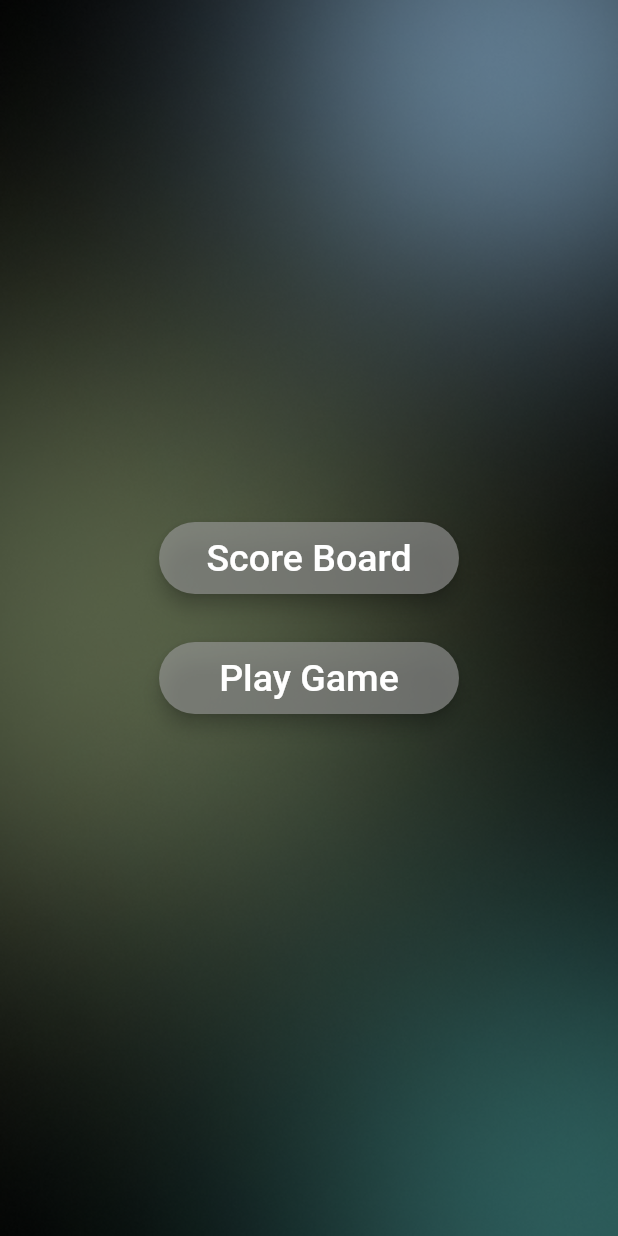
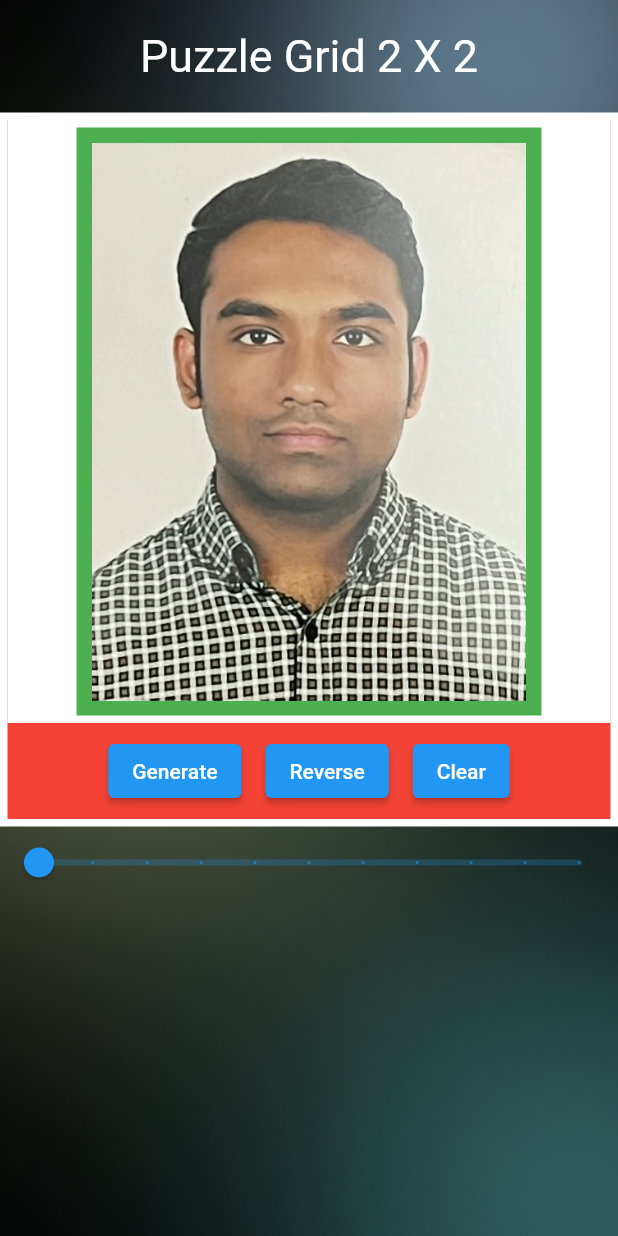
Before and after one commit to hossain101/fun_with_tribology, a Flutter app: the PuzzleMenu screen opened by its route, after a tap on "Play Game", on a phone screen of 412 x 824 dp. Run offline on Flutter 3.47's test engine with Material 2 defaults, Android fonts, the phone set to English and light mode, and no system bars; our stand-ins replace animated_text_kit, auto_size_text, cloud_firestore, firebase_auth, firebase_core, fluttertoast and 4 more; accounts and stored records are empty; Roboto replaces fonts that are missing (Acme).

Commit message:
after making some progress on the puzzle game

```diff
--- a/lib/main.dart
+++ b/lib/main.dart
@@ -10,6 +10,7 @@ import 'package:fun_with_tribology/screens/app/hangman/hangman_menu.dart';
 import 'package:fun_with_tribology/screens/app/hangman/hangman_scoreboard.dart';
 import 'package:fun_with_tribology/screens/app/general_screens/menu_screen.dart';
 import 'package:fun_with_tribology/screens/app/authentication/registration_screen.dart';
+import 'package:fun_with_tribology/screens/app/puzzle/puzzle_game.dart';
 import 'package:fun_with_tribology/screens/app/puzzle/puzzle_menu.dart';
 import 'package:fun_with_tribology/screens/app/puzzle/puzzle_scoreboard.dart';
 import 'package:fun_with_tribology/screens/app/general_screens/welcome_screen.dart';
@@ -31,7 +32,7 @@ class FunWithTribology extends StatelessWidget {
       theme: ThemeData(
         textTheme: GoogleFonts.acmeTextTheme(),
       ),
-      initialRoute: WelcomeScreen.id,
+      initialRoute: PuzzleMenu.id,
       routes: {
         WelcomeScreen.id: (context) => const WelcomeScreen(),
         RegistrationScreen.id: (context) => RegistrationScreen(),
@@ -46,6 +47,7 @@ class FunWithTribology extends StatelessWidget {
         AddPuzzleQuestion.id: (context) => AddPuzzleQuestion(),
         AddHangmanQuestion.id: (context) => AddHangmanQuestion(),
         HangmanGame.id: (context) => HangmanGame(),
+        PuzzleGame.id: (context) => PuzzleGame(),
       },
     );
   }
--- a/lib/screens/app/puzzle/puzzle_game.dart
+++ b/lib/screens/app/puzzle/puzzle_game.dart
@@ -0,0 +1,383 @@
+import 'dart:ui';
+import 'dart:typed_data';
+
+import 'package:flutter/material.dart';
+import 'package:flutter/rendering.dart';
+import 'package:fun_with_tribology/constants.dart';
+import 'package:get/get.dart';
+import 'package:image/image.dart' as image;
+import 'dart:async';
+
+// ignore_for_file: prefer_const_constructors
+
+class PuzzleGame extends StatefulWidget {
+  const PuzzleGame({Key? key}) : super(key: key);
+
+  static String id = 'puzzle_game';
+
+  @override
+  State<PuzzleGame> createState() => _PuzzleGameState();
+}
+
+class _PuzzleGameState extends State<PuzzleGame> {
+  //this is the default value for the slider
+  double valueSlider = 2;
+
+  GlobalKey<_SlidePuzzleWidgetState> globalKey = GlobalKey();
+
+  @override
+  Widget build(BuildContext context) {
+    double _border = 5;
+    return Scaffold(
+      body: SafeArea(
+        child: KScreenDecoration(
+          decorationChild: Container(
+            child: Column(
+              children: [
+                //here I will setup two rows 1 for puzzle and the other for slider
+
+                Container(
+                  margin: EdgeInsets.symmetric(vertical: 20.0),
+                  child: Text(
+                    'Puzzle Grid ${valueSlider.toInt()} X ${valueSlider.toInt()}',
+                    style: TextStyle(
+                      fontSize: 30.0,
+                      color: Colors.white,
+                    ),
+                  ),
+                ),
+                Container(
+                  decoration: BoxDecoration(
+                    border: Border.all(width: _border, color: Colors.white),
+                    color: Colors.red,
+                  ),
+                  child: LayoutBuilder(
+                    builder: (context, constraints) {
+                      return Container(
+                        width: constraints.biggest.width,
+                        // height: constraints.biggest.width,
+
+                        //here will be the puzzle widget
+                        child: SlidePuzzleWidget(
+                          key: globalKey,
+                          size: constraints.biggest,
+                          imageBackGround: Image(
+                            image: AssetImage('images/shoaib.png'),
+                          ),
+                          sizePuzzle: valueSlider.toInt(),
+                        ),
+                      );
+                    },
+                  ),
+                ),
+                Container(
+                  child: Slider(
+                    min: 2,
+                    max: 11,
+                    divisions: 10,
+                    label: '${valueSlider.toInt().toString()}',
+                    onChanged: (double value) {
+                      setState(() {
+                        valueSlider = value.toPrecision(0);
+                        print(valueSlider);
+                      });
+                    },
+                    value: valueSlider,
+                  ),
+                ),
+              ],
+            ),
+          ),
+        ),
+      ),
+    );
+  }
+}
+
+//Stateful widget to create the puzzle
+class SlidePuzzleWidget extends StatefulWidget {
+  const SlidePuzzleWidget({
+    Key? key,
+    required this.size,
+    this.innerPadding = 5,
+    required this.imageBackGround,
+    required this.sizePuzzle,
+  }) : super(key: key);
+  final Size size;
+
+  //set inner padding
+  final double innerPadding;
+
+  //set image use for background
+  final Image imageBackGround;
+  final int? sizePuzzle;
+
+  @override
+  State<SlidePuzzleWidget> createState() => _SlidePuzzleWidgetState();
+}
+
+class _SlidePuzzleWidgetState extends State<SlidePuzzleWidget> {
+  final GlobalKey _globalKey = GlobalKey();
+  late Size size;
+
+  //list array slide object
+  List? slideObjects;
+
+  //image load with render
+  image.Image? fullImage;
+
+  //successFlag
+  bool success = false;
+
+  @override
+  Widget build(BuildContext context) {
+    size = Size(widget.size.width - widget.innerPadding * 2,
+        widget.size.width - widget.innerPadding);
+    return Column(
+      mainAxisSize: MainAxisSize.min,
+      children: [
+        // need two column children one for the image and the other for the buttons
+        Container(
+          padding: EdgeInsets.all(widget.innerPadding),
+          width: widget.size.width,
+          height: widget.size.width,
+          decoration: BoxDecoration(color: Colors.white),
+          alignment: Alignment.center,
+          child: Stack(
+            children: [
+              // we use stack stack our background & puzzle box
+              // 1st show image use
+
+              if (widget.imageBackGround != null && slideObjects == null) ...[
+                RepaintBoundary(
+                  key: _globalKey,
+                  child: Container(
+                    padding: EdgeInsets.all(10),
+                    color: Colors.green,
+                    height: double.maxFinite,
+                    child: widget.imageBackGround,
+                  ),
+                )
+              ],
+              // 2nd show puzzle with empty
+              if (slideObjects != null)
+                ...slideObjects!.where((slideObject) => slideObject.empty).map(
+                  (slideObject) {
+                    return Positioned(
+                      left: slideObject.posCurrent.dx,
+                      top: slideObject.posCurrent.dy,
+                      child: SizedBox(
+                        width: slideObject.size.width,
+                        height: slideObject.size.height,
+                        child: Container(
+                          alignment: Alignment.center,
+                          margin: EdgeInsets.all(2),
+                          color: Colors.transparent,
+                          child: Stack(
+                            children: [
+                              if (slideObject.image != null) ...[
+                                Opacity(
+                                  opacity: success ? 1 : 0.0,
+                                  child: slideObject.image,
+                                )
+                              ]
+                            ],
+                          ),
+                        ),
+                      ),
+                    );
+                  },
+                ).toList(),
+              // this for box with not empty flag
+              if (slideObjects != null)
+                ...slideObjects!.where((slideObject) => !slideObject.empty).map(
+                  (slideObject) {
+                    // change to animated position
+                    // disabled checking success on swap process
+                    return AnimatedPositioned(
+                      duration: Duration(milliseconds: 200),
+                      curve: Curves.ease,
+                      left: slideObject.posCurrent.dx,
+                      top: slideObject.posCurrent.dy,
+                      child: GestureDetector(
+                        onTap: () {}, //changePos(slideObject.indexCurrent),
+                        child: SizedBox(
+                          width: slideObject.size.width,
+                          height: slideObject.size.height,
+                          child: Container(
+                            alignment: Alignment.center,
+                            margin: EdgeInsets.all(2),
+                            color: Colors.blue,
+                            child: Stack(
+                              children: [
+                                if (slideObject.image != null) ...[
+                                  slideObject.image
+                                ],
+                                Center(
+                                  child: Text(
+                                    "${slideObject.indexDefault}",
+                                    style: TextStyle(fontSize: 30.0),
+                                  ),
+                                ),
+
+                                //
+                              ],
+                            ),
+                            // nice one
+                          ),
+                        ),
+                      ),
+                    );
+                  },
+                ).toList()
+
+              // now not show at all because we dont generate slideObjects yet.. lets generate
+            ],
+          ),
+        ),
+
+        Container(
+          child: Row(
+            mainAxisAlignment: MainAxisAlignment.center,
+            children: [
+              Padding(
+                padding: const EdgeInsets.all(8.0),
+                child: ElevatedButton(
+                  onPressed: () {
+                    generatePuzzle();
+                  },
+                  child: Text('Generate'),
+                ),
+              ),
+              Padding(
+                padding: const EdgeInsets.all(8.0),
+                child: ElevatedButton(
+                  onPressed: () {},
+                  child: Text('Reverse'),
+                ),
+              ),
+              Padding(
+                padding: const EdgeInsets.all(8.0),
+                child: ElevatedButton(
+                  onPressed: () {},
+                  child: Text('Clear'),
+                ),
+              ),
+            ],
+          ),
+        )
+      ],
+    );
+  }
+
+  //setup method use
+//get render image
+//same as puzzle method as before
+
+  _getImageFromWidget() async {
+    RenderRepaintBoundary? boundary =
+        _globalKey.currentContext!.findRenderObject() as RenderRepaintBoundary?;
+
+    size = boundary!.size;
+    var img = await boundary.toImage();
+    var byteData = await img.toByteData(format: ImageByteFormat.png);
+    var pngBytes = byteData!.buffer.asUint8List();
+
+    return image.decodeImage(pngBytes);
+  }
+
+  //method to generate the puzzle
+  generatePuzzle() async {
+    if (widget.imageBackGround != null && this.fullImage == null)
+      this.fullImage = await _getImageFromWidget();
+    print(this.fullImage!.width);
+
+    //calculate box size for each puzzle
+    Size sizeBox =
+        Size(size.width / widget.sizePuzzle!, size.width / widget.sizePuzzle!);
+
+    //here i will generate box puzzle
+
+    slideObjects =
+        List.generate(widget.sizePuzzle! * widget.sizePuzzle!, (index) {
+      Offset offsetTemp = Offset(index % widget.sizePuzzle! * sizeBox.width,
+          index ~/ widget.sizePuzzle! * sizeBox.height);
+
+      image.Image? tempCrop;
+      if (widget.imageBackGround != null && this.fullImage != null)
+        tempCrop = image.copyCrop(
+          fullImage!,
+          offsetTemp.dx.round(),
+          offsetTemp.dy.round(),
+          sizeBox.width.round(),
+          sizeBox.height.round(),
+        );
+
+      Uint8List bytesTempCrop = Uint8List.fromList(image.encodePng(tempCrop!));
+
+      return SlideObject(
+        posCurrent: offsetTemp,
+        posDefault: offsetTemp,
+        indexCurrent: index,
+        indexDefault: index + 1,
+        size: sizeBox,
+        image: tempCrop! == null
+            ? null
+            : Image.memory(
+                bytesTempCrop,
+                fit: BoxFit.contain,
+              ),
+        empty: false,
+      );
+    });
+
+    slideObjects?.last.empty = true;
+
+    //generating random image
+
+    //get empty slide object form list
+
+    SlideObject getEmptyObject(){
+      return slideObjects?.firstWhere((element) => element.empty);
+    }
+
+    changePos(int indexCurrent){
+      SlideObject  slideObjectEmpty= getEmptyObject();
+    }
+
+    setState(() {});
+  }
+}
+
+// here will be the class use
+class SlideObject {
+  // setup offset for default/ current position
+  Offset posDefault;
+  Offset posCurrent;
+
+  //setup index for default/current position
+
+  int indexDefault;
+  int indexCurrent;
+
+  //status box
+
+  bool empty = false;
+
+  //size each box
+  Size size;
+
+  //Image field for the crop later
+
+  Image? image;
+
+  SlideObject({
+    required this.empty,
+    required this.image,
+    required this.indexDefault,
+    required this.posCurrent,
+    required this.posDefault,
+    required this.size,
+    required this.indexCurrent,
+  });
+}
--- a/lib/screens/app/puzzle/puzzle_menu.dart
+++ b/lib/screens/app/puzzle/puzzle_menu.dart
@@ -2,6 +2,7 @@ import 'package:flutter/material.dart';
 import 'package:fun_with_tribology/constants.dart';
 import 'package:fun_with_tribology/screens/app/components/rounded_button.dart';
 import 'package:fun_with_tribology/screens/app/components/top_right_button.dart';
+import 'package:fun_with_tribology/screens/app/puzzle/puzzle_game.dart';
 import 'package:fun_with_tribology/screens/app/puzzle/puzzle_scoreboard.dart';
 
 class PuzzleMenu extends StatelessWidget {
@@ -38,7 +39,9 @@ class PuzzleMenu extends StatelessWidget {
                       RoundedButton(
                         title: 'Play Game',
                         btnColor: Colors.grey.withOpacity(.6),
-                        funcOnPressed: () {},
+                        funcOnPressed: () {
+                          Navigator.pushNamed(context, PuzzleGame.id);
+                        },
                       ),
                     ],
                   ),
--- a/pubspec.yaml
+++ b/pubspec.yaml
@@ -47,6 +47,7 @@ dependencies:
   google_fonts: ^2.3.1
   fluttertoast: ^8.0.9
   auto_size_text: ^3.0.0
+  image: ^3.2.0
 
 dev_dependencies:
   flutter_test:
```
Also changed, not shown: images/engine.png (added), images/shoaib.png (added), pubspec.lock.
